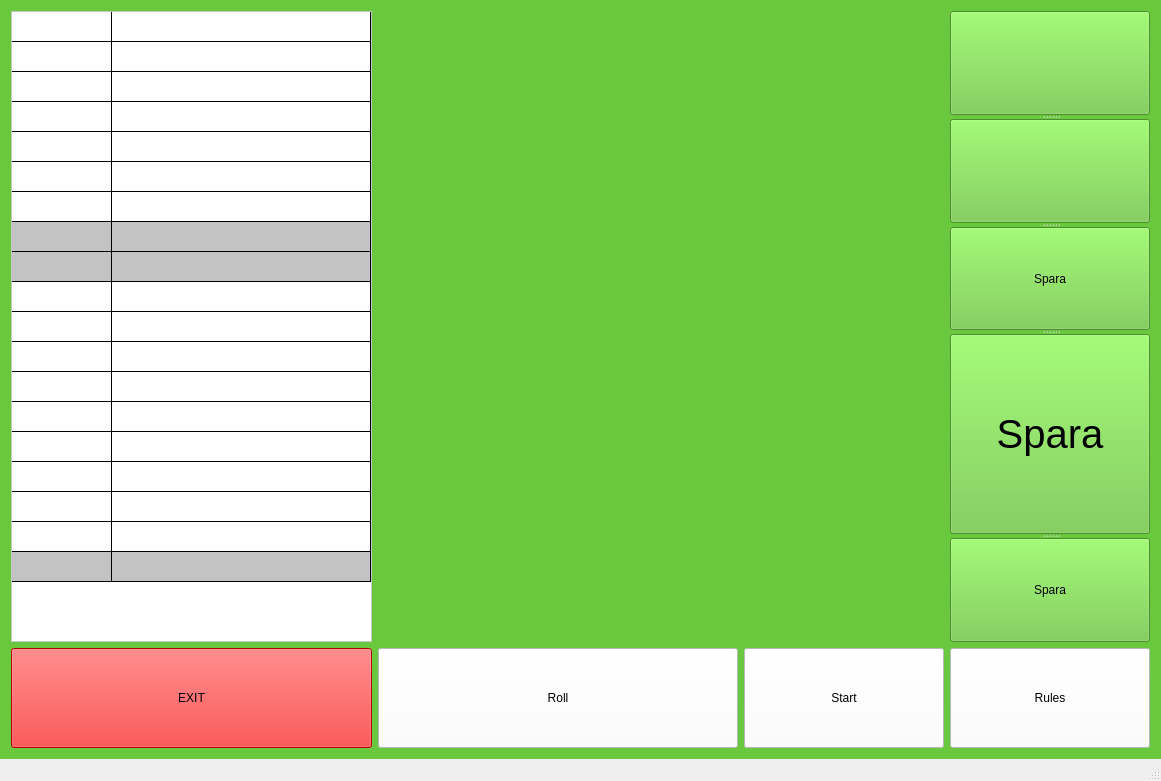
Old version of the form Yatzy/Yatzy/mainwindow.ui in the repository GUI-Programmering-Yatzy-Juli/Yatzy.
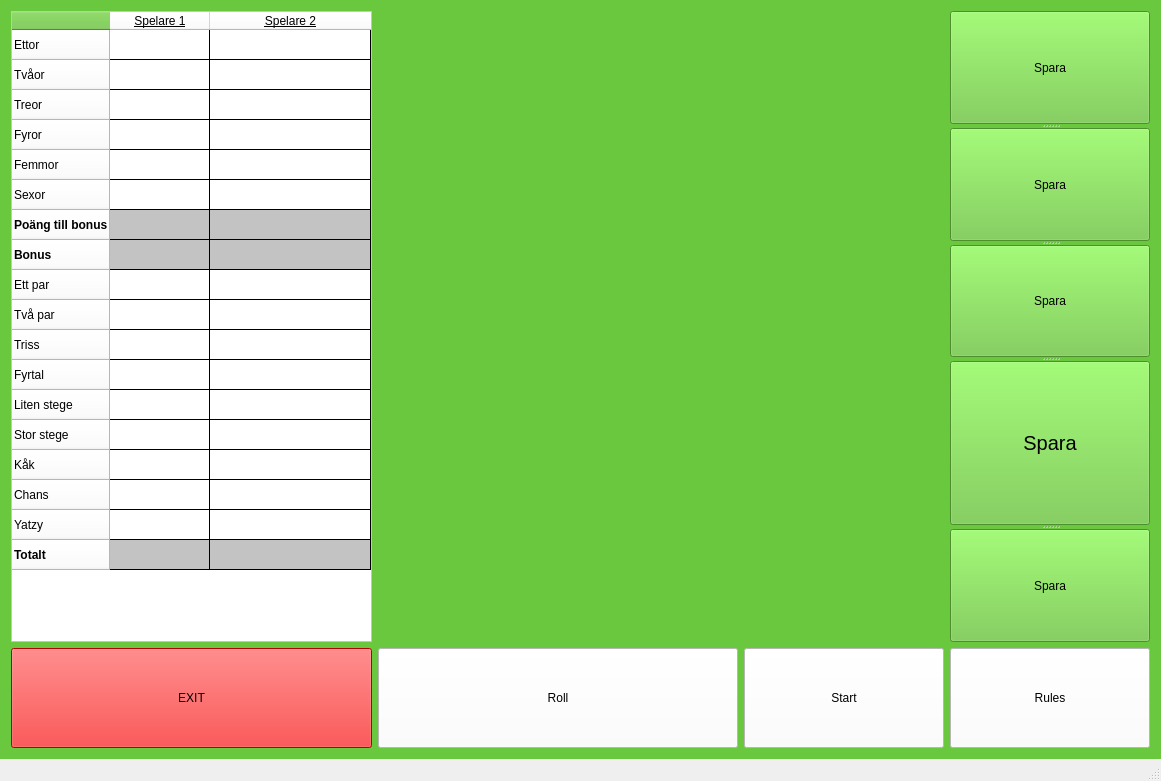
New version of the form.

Commit message:
Lite UI, lite round
fixat +1 i chans

The edit to the form file:
```diff
--- a/Yatzy/Yatzy/mainwindow.ui
+++ b/Yatzy/Yatzy/mainwindow.ui
@@ -242,7 +242,7 @@
        <number>2</number>
       </property>
       <attribute name="horizontalHeaderVisible">
-       <bool>false</bool>
+       <bool>true</bool>
       </attribute>
       <attribute name="horizontalHeaderCascadingSectionResizes">
        <bool>false</bool>
@@ -260,7 +260,7 @@
        <bool>true</bool>
       </attribute>
       <attribute name="verticalHeaderVisible">
-       <bool>false</bool>
+       <bool>true</bool>
       </attribute>
       <attribute name="verticalHeaderCascadingSectionResizes">
        <bool>true</bool>
@@ -274,11 +274,6 @@
       <attribute name="verticalHeaderStretchLastSection">
        <bool>false</bool>
       </attribute>
-      <row>
-       <property name="text">
-        <string/>
-       </property>
-      </row>
       <row>
        <property name="text">
         <string>Ettor</string>
@@ -428,14 +423,46 @@
         </font>
        </property>
       </column>
-      <item row="0" column="0">
+      <item row="1" column="0">
        <property name="text">
         <string/>
        </property>
       </item>
-      <item row="2" column="0">
+      <item row="6" column="0">
        <property name="text">
         <string/>
+       </property>
+       <property name="background">
+        <brush brushstyle="SolidPattern">
+         <color alpha="255">
+          <red>195</red>
+          <green>195</green>
+          <blue>195</blue>
+         </color>
+        </brush>
+       </property>
+       <property name="foreground">
+        <brush brushstyle="SolidPattern">
+         <color alpha="255">
+          <red>195</red>
+          <green>195</green>
+          <blue>195</blue>
+         </color>
+        </brush>
+       </property>
+      </item>
+      <item row="6" column="1">
+       <property name="text">
+        <string/>
+       </property>
+       <property name="background">
+        <brush brushstyle="SolidPattern">
+         <color alpha="255">
+          <red>195</red>
+          <green>195</green>
+          <blue>195</blue>
+         </color>
+        </brush>
        </property>
       </item>
       <item row="7" column="0">
@@ -451,15 +478,6 @@
          </color>
         </brush>
        </property>
-       <property name="foreground">
-        <brush brushstyle="SolidPattern">
-         <color alpha="255">
-          <red>195</red>
-          <green>195</green>
-          <blue>195</blue>
-         </color>
-        </brush>
-       </property>
       </item>
       <item row="7" column="1">
        <property name="text">
@@ -475,35 +493,7 @@
         </brush>
        </property>
       </item>
-      <item row="8" column="0">
-       <property name="text">
-        <string/>
-       </property>
-       <property name="background">
-        <brush brushstyle="SolidPattern">
-         <color alpha="255">
-          <red>195</red>
-          <green>195</green>
-          <blue>195</blue>
-         </color>
-        </brush>
-       </property>
-      </item>
-      <item row="8" column="1">
-       <property name="text">
-        <string/>
-       </property>
-       <property name="background">
-        <brush brushstyle="SolidPattern">
-         <color alpha="255">
-          <red>195</red>
-          <green>195</green>
-          <blue>195</blue>
-         </color>
-        </brush>
-       </property>
-      </item>
-      <item row="18" column="0">
+      <item row="17" column="0">
        <property name="text">
         <string/>
        </property>
@@ -526,7 +516,10 @@
         </brush>
        </property>
       </item>
-      <item row="18" column="1">
+      <item row="17" column="1">
+       <property name="text">
+        <string/>
+       </property>
        <property name="background">
         <brush brushstyle="SolidPattern">
          <color alpha="255">
@@ -556,7 +549,7 @@
       <property name="maximumSize">
        <size>
         <width>200</width>
-        <height>1016</height>
+        <height>1020</height>
        </size>
       </property>
       <property name="autoFillBackground">
@@ -591,7 +584,7 @@
         <string notr="true">border-color: rgb(0, 0, 0);</string>
        </property>
        <property name="text">
-        <string/>
+        <string>Spara</string>
        </property>
        <property name="checkable">
         <bool>true</bool>
@@ -620,7 +613,7 @@
         <string notr="true">border-color: rgb(0, 0, 0);</string>
        </property>
        <property name="text">
-        <string/>
+        <string>Spara</string>
        </property>
        <property name="checkable">
         <bool>true</bool>
@@ -676,7 +669,11 @@
        </property>
        <property name="font">
         <font>
-         <pointsize>30</pointsize>
+         <family>MS Shell Dlg 2</family>
+         <pointsize>15</pointsize>
+         <weight>9</weight>
+         <italic>false</italic>
+         <bold>false</bold>
         </font>
        </property>
        <property name="styleSheet">
```
Left out of the diff: 17 changed lines with no effect on the pictures. The commit also changes 2 other files.
